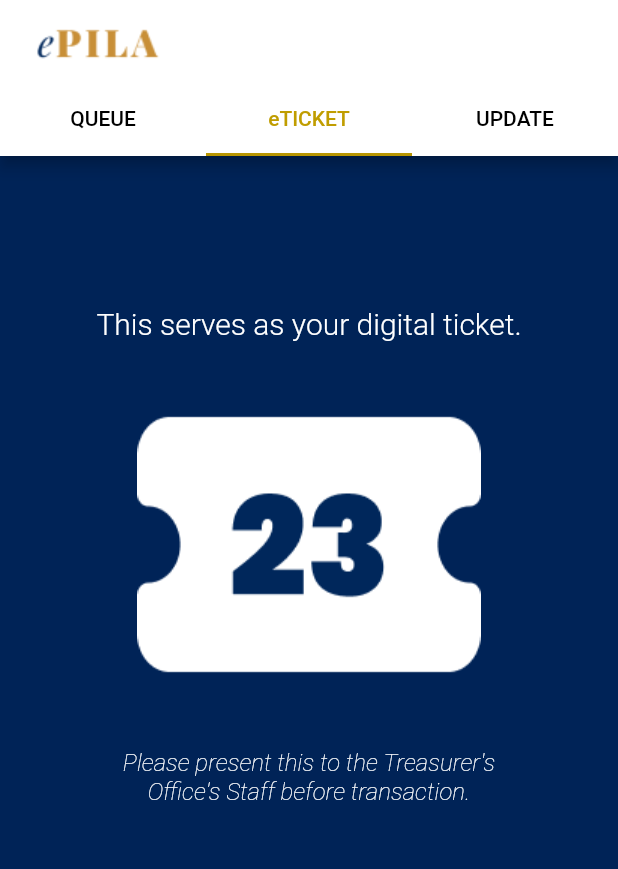
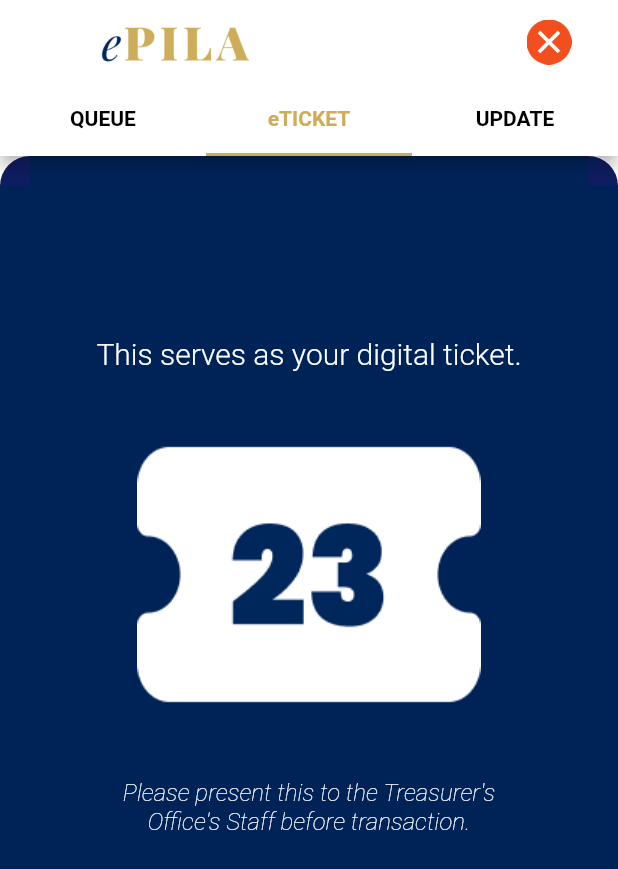
Before and after one commit to jelomiranda/ePILA, a Flutter app: the TopNavigationBar screen opened directly, after a tap on "GENERATE eTICKET", on a phone screen of 412 x 824 dp. Shown: the top 869 px of the screen. Run offline on Flutter 3.47's test engine with Material 2 defaults, Android fonts, the phone set to English and light mode, and no system bars.

Commit message:
UI changes

```diff
--- a/lib/eticket.dart
+++ b/lib/eticket.dart
@@ -2,6 +2,15 @@ import 'package:flutter/material.dart';
 
 class eTicket extends StatelessWidget {
   const eTicket({super.key});
+
+/* Authored by: Amethyst Claudia M. Moran, Jelo Miranda, & Jamie Marie Jarme
+Company: Nexus
+Project: ePILA
+Feature: [ePILA-001] Queue Management
+Description: This feature will provide a sophisticated queuing
+mechanism, allowing users to reserve their spot in the queue and
+generate eTICKETs.
+ */
 
   @override
   Widget build(BuildContext context) {
@@ -11,6 +20,39 @@ class eTicket extends StatelessWidget {
         child: Column(
           mainAxisAlignment: MainAxisAlignment.center,
           children: <Widget>[
+            Row(
+              children: [
+                Container(
+                  color: Colors.white,
+                  height: 20,
+                  width: 20,
+                  child: Container(
+                    height: 20,
+                    width: 20,
+                    decoration: BoxDecoration(
+                        borderRadius: BorderRadius.only(
+                          topLeft: Radius.circular(60),
+                        ),
+                        color: Color.fromARGB(255, 14, 29, 97)),
+                  ),
+                ),
+                Expanded(child: SizedBox()),
+                Container(
+                  color: Colors.white,
+                  height: 20,
+                  width: 20,
+                  child: Container(
+                    height: 20,
+                    width: 20,
+                    decoration: BoxDecoration(
+                        borderRadius: BorderRadius.only(
+                          topRight: Radius.circular(60),
+                        ),
+                        color: Color.fromARGB(255, 14, 29, 97)),
+                  ),
+                ),
+              ],
+            ),
             const SizedBox(
               height: 100,
             ),
--- a/lib/queue.dart
+++ b/lib/queue.dart
@@ -11,6 +11,39 @@ class Queue extends StatelessWidget {
       body: SingleChildScrollView(
         child: Column(
           children: <Widget>[
+            Row(
+              children: [
+                Container(
+                  color: Colors.white,
+                  height: 20,
+                  width: 20,
+                  child: Container(
+                    height: 20,
+                    width: 20,
+                    decoration: BoxDecoration(
+                        borderRadius: BorderRadius.only(
+                          topLeft: Radius.circular(60),
+                        ),
+                        color: Color.fromARGB(255, 0, 35, 87)),
+                  ),
+                ),
+                Expanded(child: SizedBox()),
+                Container(
+                  color: Colors.white,
+                  height: 20,
+                  width: 20,
+                  child: Container(
+                    height: 20,
+                    width: 20,
+                    decoration: BoxDecoration(
+                        borderRadius: BorderRadius.only(
+                          topRight: Radius.circular(60),
+                        ),
+                        color: Color.fromARGB(255, 0, 35, 87)),
+                  ),
+                ),
+              ],
+            ),
             Padding(
               padding: const EdgeInsets.only(top: 150.00),
               child: Center(
@@ -24,7 +57,7 @@ class Queue extends StatelessWidget {
               height: 42,
               width: 155,
               decoration: BoxDecoration(
-                  color: Color.fromRGBO(153, 131, 3, 1),
+                  color: Color.fromRGBO(205, 173, 89, 1),
                   borderRadius: BorderRadius.circular(13)),
               child: TextButton(
                 onPressed: () {
@@ -33,8 +66,9 @@ class Queue extends StatelessWidget {
                 child: const Text(
                   'GENERATE eTICKET',
                   style: TextStyle(
-                    color: Color.fromARGB(255, 2, 50, 122),
+                    color: Color.fromARGB(255, 0, 35, 87),
                     fontSize: 14,
+                    fontWeight: FontWeight.bold,
                   ),
                 ),
               ),
--- a/lib/topbar.dart
+++ b/lib/topbar.dart
@@ -11,7 +11,16 @@ class TopNavigationBar extends StatelessWidget {
       child: Scaffold(
           appBar: AppBar(
             backgroundColor: Color.fromARGB(255, 255, 255, 255),
-            title: Image.asset("assets/epila-logo-appbarwhite.png"),
+            title: Row(
+              children: [
+                Image.asset("assets/ePILA.png", width: 200, height: 200),
+                Expanded(child: SizedBox()),
+                Image.asset("assets/close.png", width: 30, height: 30),
+                SizedBox(
+                  width: 15,
+                )
+              ],
+            ),
             bottom: TabBar(
               tabs: [
                 Tab(
@@ -24,9 +33,10 @@ class TopNavigationBar extends StatelessWidget {
                   text: "UPDATE",
                 ),
               ],
-              labelColor: Color.fromARGB(255, 192, 157, 0),
+              labelColor: Color.fromRGBO(205, 173, 89, 1),
+              labelStyle: TextStyle(fontWeight: FontWeight.bold),
               unselectedLabelColor: Colors.black,
-              indicatorColor: Color.fromARGB(255, 184, 150, 1),
+              indicatorColor: Color.fromRGBO(205, 173, 89, 1),
             ),
           ),
           body: TabBarView(
--- a/lib/update.dart
+++ b/lib/update.dart
@@ -13,6 +13,39 @@ class Update extends StatelessWidget {
         child: Column(
           mainAxisAlignment: MainAxisAlignment.center,
           children: <Widget>[
+            Row(
+              children: [
+                Container(
+                  color: Colors.white,
+                  height: 20,
+                  width: 20,
+                  child: Container(
+                    height: 20,
+                    width: 20,
+                    decoration: BoxDecoration(
+                        borderRadius: BorderRadius.only(
+                          topLeft: Radius.circular(60),
+                        ),
+                        color: Color.fromARGB(255, 0, 35, 87)),
+                  ),
+                ),
+                Expanded(child: SizedBox()),
+                Container(
+                  color: Colors.white,
+                  height: 20,
+                  width: 20,
+                  child: Container(
+                    height: 20,
+                    width: 20,
+                    decoration: BoxDecoration(
+                        borderRadius: BorderRadius.only(
+                          topRight: Radius.circular(60),
+                        ),
+                        color: Color.fromARGB(255, 0, 35, 87)),
+                  ),
+                ),
+              ],
+            ),
             const SizedBox(
               height: 100,
             ),
@@ -63,6 +96,7 @@ class Update extends StatelessWidget {
                   style: TextStyle(
                     color: Colors.white,
                     fontSize: 14,
+                    fontWeight: FontWeight.bold,
                   ),
                 ),
               ),
@@ -84,8 +118,9 @@ class Update extends StatelessWidget {
                 child: const Text(
                   'About ePILA',
                   style: TextStyle(
-                    color: Color.fromARGB(255, 16, 2, 143),
+                    color: Color.fromARGB(255, 0, 35, 87),
                     fontSize: 14,
+                    fontWeight: FontWeight.bold,
                   ),
                 ),
               ),
```
Also changed, not shown: assets/close.png (added), assets/ePILA.png (added), pubspec.lock.
